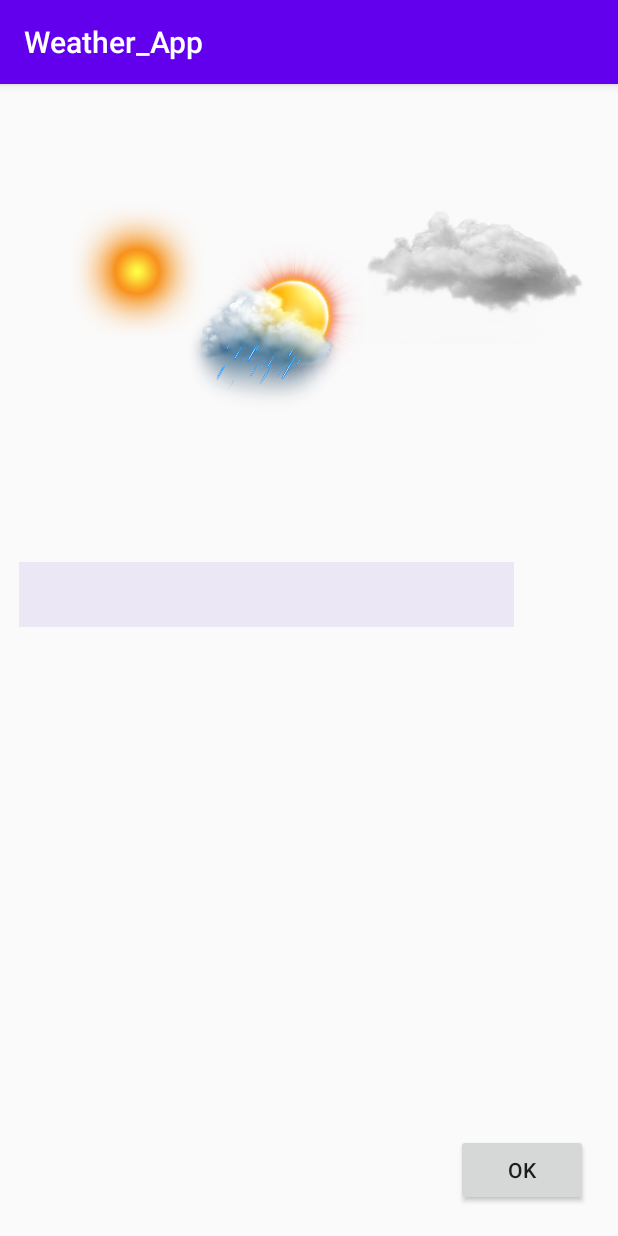
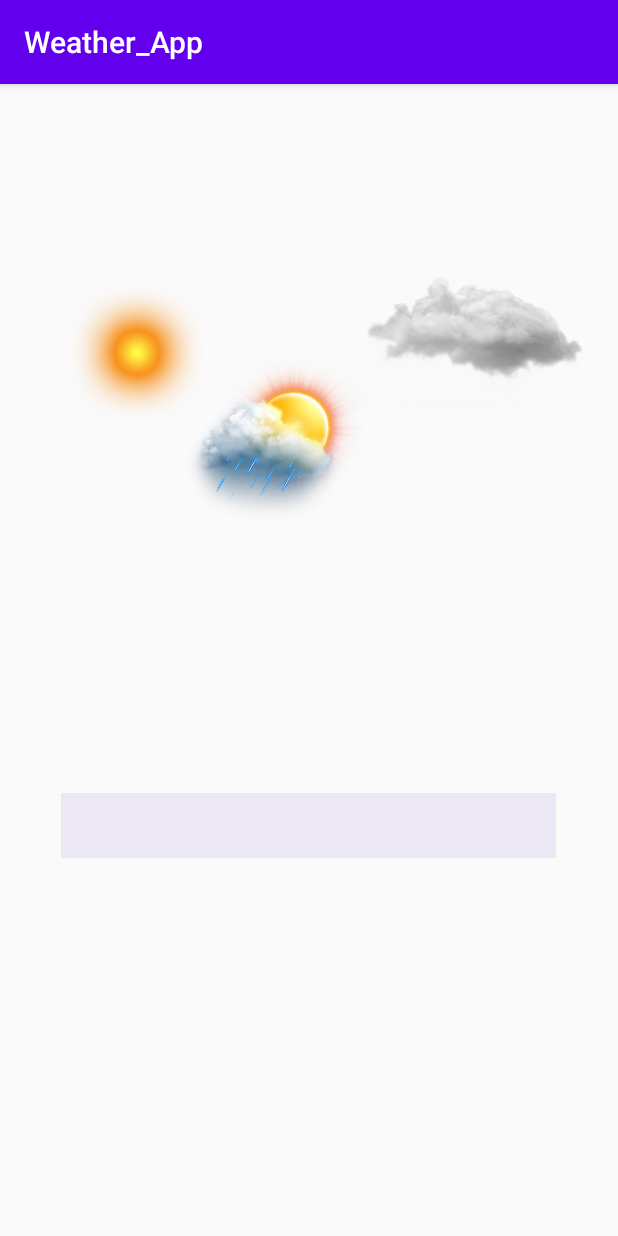
Before and after one commit to sharif-dev/Bone-Weather-Repo, an Android app: the screen it shows after launch (MainActivity), on a phone screen of 412 x 824 dp. Run offline under Robolectric (Android 15) with nearby library versions, the phone set to English and light mode, and no system bars; our stand-ins replace Volley.

Commit message:
little things

```diff
--- a/app/src/main/res/layout/activity_main.xml
+++ b/app/src/main/res/layout/activity_main.xml
@@ -25,27 +25,27 @@
         android:layout_height="43dp"
         android:background="@color/autoComplete"
         android:dropDownSelector="@color/autoComplete"
-        android:foregroundGravity="left"
+        android:foregroundGravity="center"
         android:gravity="center"
         app:layout_constraintBottom_toBottomOf="parent"
-        app:layout_constraintEnd_toStartOf="@id/city_progress"
-        app:layout_constraintHorizontal_bias="0.0"
+        app:layout_constraintEnd_toEndOf="parent"
+        app:layout_constraintHorizontal_bias="0.493"
         app:layout_constraintStart_toStartOf="parent"
         app:layout_constraintTop_toTopOf="parent"
-        app:layout_constraintVertical_bias="0.44" />
+        app:layout_constraintVertical_bias="0.652" />
 
     <ProgressBar
         android:id="@+id/city_progress"
         android:layout_width="43dp"
         android:layout_height="41dp"
+        android:foregroundGravity="right"
         android:indeterminate="true"
         android:textDirection="ltr"
         android:visibility="invisible"
-        app:layout_constraintBottom_toBottomOf="@+id/select_city_text_view"
+        app:layout_constraintBottom_toBottomOf="parent"
         app:layout_constraintEnd_toEndOf="parent"
-        app:layout_constraintHorizontal_bias="0.388"
-        app:layout_constraintStart_toEndOf="@+id/select_city_text_view"
-        app:layout_constraintTop_toTopOf="@+id/select_city_text_view"
+        app:layout_constraintStart_toStartOf="parent"
+        app:layout_constraintTop_toBottomOf="@+id/select_city_text_view"
         app:layout_constraintVertical_bias="0.0" />
 
     <ImageView
@@ -72,17 +72,4 @@
         app:layout_constraintVertical_bias="0.206"
         app:srcCompat="@drawable/raily_cloud" />
 
-    <Button
-        android:id="@+id/city_button"
-        android:layout_width="wrap_content"
-        android:layout_height="wrap_content"
-        android:layout_margin="20dp"
-        android:text="@string/select_city_bottom"
-        app:layout_constraintBottom_toBottomOf="parent"
-        app:layout_constraintEnd_toEndOf="parent"
-        app:layout_constraintHorizontal_bias="1.0"
-        app:layout_constraintStart_toStartOf="parent"
-        app:layout_constraintTop_toBottomOf="@+id/select_city_text_view"
-        app:layout_constraintVertical_bias="1.0" />
-
 </androidx.constraintlayout.widget.ConstraintLayout>
```
Also changed, not shown: app/src/main/res/layout/activity_weather.xml (+21 -21 lines).
